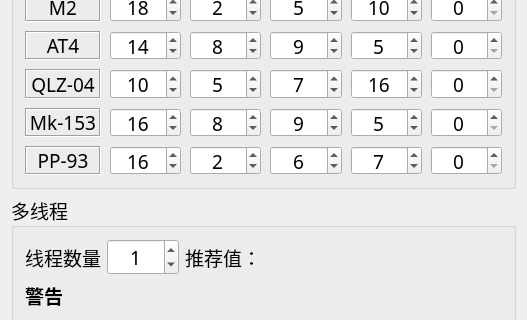
This is CodeX/SettingWindow.ui in xxzl0130/CodeX as Qt 5 draws it before an edit; both pictures show x 0 to 527 and y 217 to 537 of the 527 by 868 pixel window. The edited form follows.
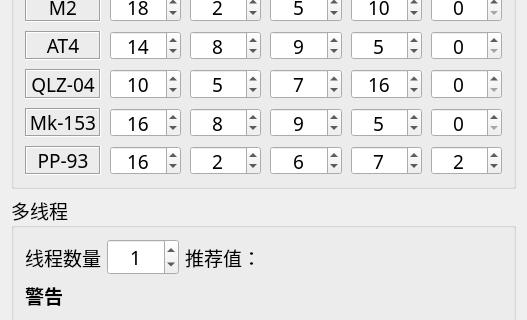
This is the edited form.

Commit message: pp-93默认自由2格

Diff of the .ui file:
```diff
--- a/CodeX/SettingWindow.ui
+++ b/CodeX/SettingWindow.ui
@@ -772,7 +772,7 @@
          <number>20</number>
         </property>
         <property name="value">
-         <number>0</number>
+         <number>2</number>
         </property>
        </widget>
       </item>
```
The commit also changes 1 other file.
